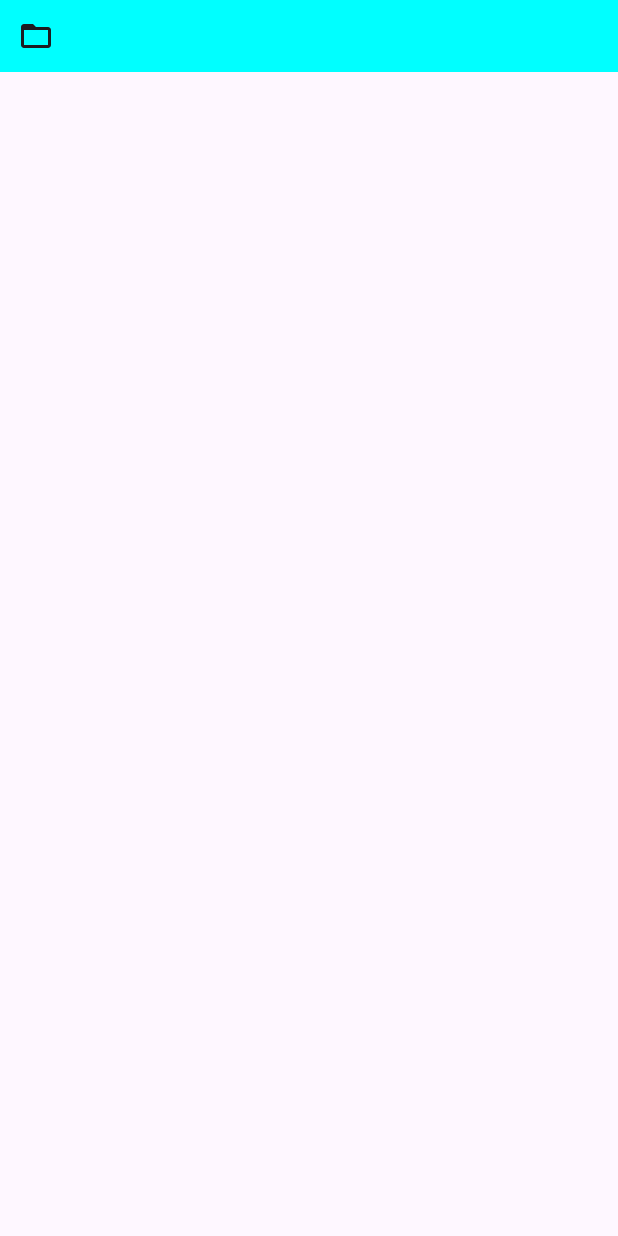
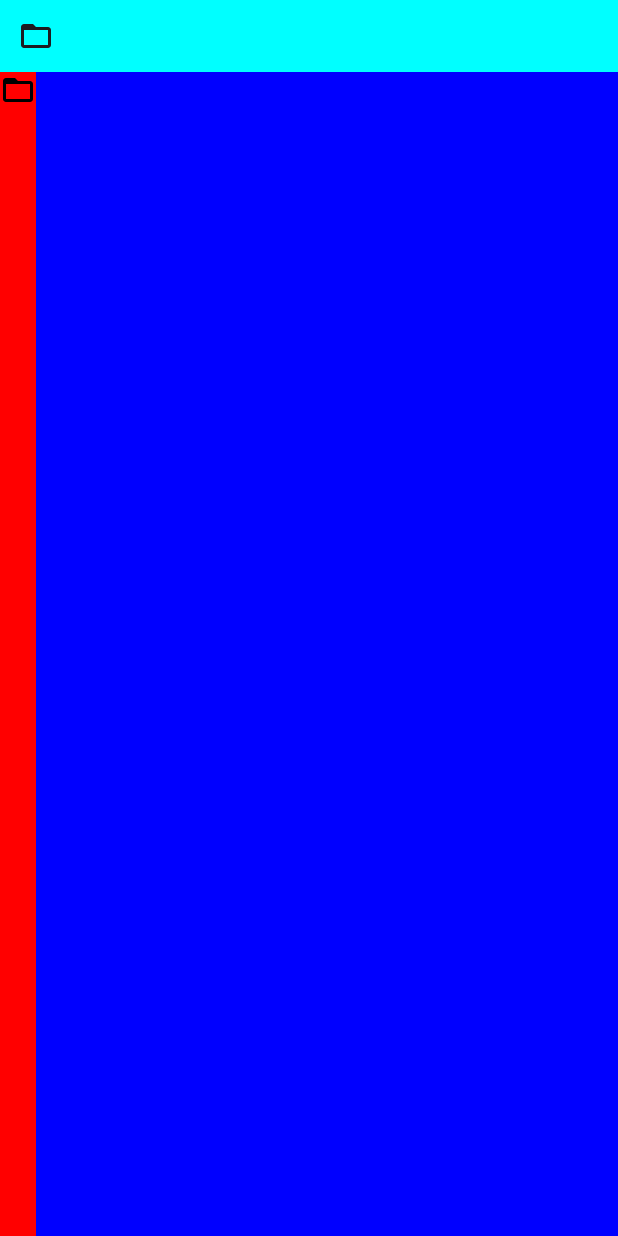
Before and after one commit to secondsun/16bitworkshop, an Android app built with Jetpack Compose: the screen it shows after launch (MainActivity), on a phone screen of 412 x 824 dp. Run offline under Robolectric (Android 15) with nearby library versions, the phone set to English and light mode, and no system bars.

Commit message:
Adding Left Rail for files

```diff
--- a/app/src/main/java/net/saga/a16_bitstudio/ui/App.kt
+++ b/app/src/main/java/net/saga/a16_bitstudio/ui/App.kt
@@ -4,22 +4,25 @@ import android.content.Intent
 import android.net.Uri
 import androidx.activity.compose.rememberLauncherForActivityResult
 import androidx.activity.result.contract.ActivityResultContracts
-import androidx.compose.foundation.layout.Column
-import androidx.compose.foundation.layout.fillMaxSize
-import androidx.compose.foundation.layout.padding
+import androidx.compose.foundation.background
+import androidx.compose.foundation.layout.*
 import androidx.compose.material3.ExperimentalMaterial3Api
 import androidx.compose.material3.Scaffold
 import androidx.compose.runtime.*
 import androidx.compose.ui.Modifier
+import androidx.compose.ui.graphics.Color
 import androidx.compose.ui.platform.LocalLifecycleOwner
+import androidx.compose.ui.unit.dp
 import androidx.lifecycle.Lifecycle
 import androidx.lifecycle.LifecycleEventObserver
 import androidx.lifecycle.LifecycleOwner
 import androidx.lifecycle.viewmodel.compose.viewModel
 import net.saga.a16_bitstudio.MainActivity
 import net.saga.a16_bitstudio.data.ContextProjectRepository
+import net.saga.a16_bitstudio.ui.leftrail.LeftRail
 import net.saga.a16_bitstudio.ui.picker.FileViewerVM
 import net.saga.a16_bitstudio.ui.theme.SixteenbitStudioTheme
+
 
 @OptIn(ExperimentalMaterial3Api::class)
 @Composable
@@ -45,12 +48,13 @@ fun App(activity: MainActivity, lifecycleOwner: LifecycleOwner = LocalLifecycleO
     SixteenbitStudioTheme {
         // A surface container using the 'background' color from the theme
         Scaffold(topBar = { StudioAppBar(startOpenIntent = { launcher.launch(pickerVM.directoryUri.value) }) }) {
-            Column(
+            Row(
                 modifier = Modifier
                     .padding(it)
                     .fillMaxSize()
             ) {
-                FileViewer(pickerVM)
+                LeftRail(pickerVM)
+                        //FileViewer(pickerVM)
             }
         }
     }
--- /dev/null
+++ b/app/src/main/java/net/saga/a16_bitstudio/ui/leftrail/LeftRail.kt
@@ -0,0 +1,42 @@
+package net.saga.a16_bitstudio.ui.leftrail
+
+import androidx.compose.foundation.background
+import androidx.compose.foundation.clickable
+import androidx.compose.foundation.layout.*
+import androidx.compose.material3.Icon
+import androidx.compose.runtime.Composable
+import androidx.compose.runtime.mutableStateOf
+import androidx.compose.runtime.remember
+import androidx.compose.ui.Modifier
+import androidx.compose.ui.graphics.Color
+import androidx.compose.ui.res.painterResource
+import androidx.compose.ui.tooling.preview.Preview
+import androidx.lifecycle.viewmodel.compose.viewModel
+import net.saga.a16_bitstudio.R
+import net.saga.a16_bitstudio.ui.FileViewer
+import net.saga.a16_bitstudio.ui.picker.FileViewerVM
+
+@Composable
+@Preview
+fun LeftRail(filesVM : FileViewerVM = viewModel()) {
+
+    val filesOpen = remember {
+        mutableStateOf(false)
+    }
+    Row(
+        Modifier
+            .fillMaxWidth()
+            .fillMaxHeight()
+            .background(Color.Blue)) {
+        Column(
+            Modifier
+                .background(Color.Red)
+                .fillMaxHeight()) {
+
+            Icon(painterResource(id = R.drawable.ic_open), "File Browser", tint = Color.Black, modifier = Modifier.clickable { filesOpen.value = !filesOpen.value })
+            if (filesOpen.value) {
+                FileViewer()
+            }
+        }
+    }
+}
```
Also changed, not shown: app/build.gradle (+9 -5 lines), app/src/main/java/net/saga/a16_bitstudio/ui/AppViewModel.kt (deleted, +0 -17 lines).
